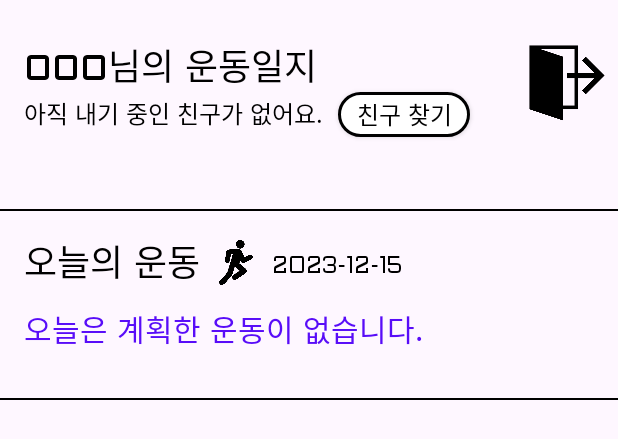
After one commit to Leewoogun/Today-Exercise-Complete, an Android app: the layout fragment_home.xml on its own in the app's theme, with its tools: preview values and no code run, on a phone screen of 412 x 824 dp. The commit adds this screen. Shown: the top 439 px of the screen. Run offline under Robolectric (Android 15) with nearby library versions, the phone set to English and light mode, and no system bars.

Commit message:
Feat: Home Fragment 화면 달력 라이브러리를 제외한 화면 UI 구현

```diff
--- /dev/null
+++ b/project_app/app/src/main/res/drawable/background_white_button.xml
@@ -0,0 +1,9 @@
+<!-- button_background_white.xml -->
+<shape xmlns:android="http://schemas.android.com/apk/res/android"
+    android:shape="rectangle">
+    <solid android:color="#FFFFFF" /> <!-- 흰색 배경 -->
+    <stroke
+        android:width="2dp"
+        android:color="#000000" /> <!-- 검정색 테두리 -->
+    <corners android:radius="20dp" />
+</shape>
--- /dev/null
+++ b/project_app/app/src/main/res/drawable/menu_selector_color.xml
@@ -0,0 +1,5 @@
+<?xml version="1.0" encoding="utf-8"?>
+<selector xmlns:android="http://schemas.android.com/apk/res/android">
+    <item android:color="@color/black_a67" android:state_checked="false" />
+    <item android:color="@color/black" android:state_checked="true" />
+</selector>
--- /dev/null
+++ b/project_app/app/src/main/res/layout/fragment_home.xml
@@ -0,0 +1,143 @@
+<?xml version="1.0" encoding="utf-8"?>
+<androidx.constraintlayout.widget.ConstraintLayout xmlns:android="http://schemas.android.com/apk/res/android"
+    xmlns:app="http://schemas.android.com/apk/res-auto"
+    android:layout_width="match_parent"
+    android:layout_height="match_parent"
+    xmlns:tools="http://schemas.android.com/tools">
+
+    <TextView
+        android:id="@+id/tv_home_title"
+        style="@style/Text.Regular"
+        android:layout_width="wrap_content"
+        android:layout_height="wrap_content"
+        android:layout_marginStart="16dp"
+        android:layout_marginTop="25dp"
+        android:text="OOO님의 운동일지"
+        app:layout_constraintStart_toStartOf="parent"
+        app:layout_constraintTop_toTopOf="parent" />
+
+    <TextView
+        android:id="@+id/tv_home_contact"
+        style="@style/Text.Small16"
+        android:layout_width="wrap_content"
+        android:layout_height="wrap_content"
+        android:text="OOO님과 내기중입니다."
+        android:visibility="gone"
+        app:layout_constraintStart_toStartOf="@id/tv_home_title"
+        app:layout_constraintTop_toBottomOf="@id/tv_home_title" />
+
+    <TextView
+        android:id="@+id/tv_home_no_friend"
+        style="@style/Text.Small16"
+        android:layout_width="wrap_content"
+        android:layout_height="wrap_content"
+        android:text="아직 내기 중인 친구가 없어요."
+        app:layout_constraintStart_toStartOf="@id/tv_home_title"
+        app:layout_constraintTop_toBottomOf="@id/tv_home_title" />
+
+    <androidx.appcompat.widget.AppCompatButton
+        style="@style/Text.normal12"
+        android:layout_width="wrap_content"
+        android:layout_height="30dp"
+        android:layout_marginStart="10dp"
+        android:background="@drawable/background_white_button"
+        android:text="친구 찾기"
+        app:layout_constraintBottom_toBottomOf="@id/tv_home_no_friend"
+        app:layout_constraintStart_toEndOf="@id/tv_home_no_friend"
+        app:layout_constraintTop_toTopOf="@id/tv_home_no_friend" />
+
+    <ImageView
+        android:id="@+id/iv_home_logout"
+        android:layout_width="68dp"
+        android:layout_height="60dp"
+        android:src="@drawable/logout_icon"
+        app:layout_constraintEnd_toEndOf="parent"
+        app:layout_constraintTop_toTopOf="@id/tv_home_title" />
+
+    <View
+        android:id="@+id/line_home_separate"
+        android:layout_width="match_parent"
+        android:layout_height="1dp"
+        android:layout_marginTop="139dp"
+        android:background="@color/black"
+        app:layout_constraintEnd_toEndOf="parent"
+        app:layout_constraintStart_toStartOf="parent"
+        app:layout_constraintTop_toTopOf="parent" />
+
+    <TextView
+        android:id="@+id/tv_home_today_exercise"
+        style="@style/Text.Regular"
+        android:layout_width="wrap_content"
+        android:layout_height="wrap_content"
+        android:layout_marginTop="15dp"
+        android:text="오늘의 운동"
+        app:layout_constraintStart_toStartOf="@id/tv_home_title"
+        app:layout_constraintTop_toBottomOf="@id/line_home_separate" />
+
+    <ImageView
+        android:id="@+id/iv_home_excercise_icon"
+        android:layout_width="48dp"
+        android:layout_height="30dp"
+        android:src="@drawable/today_exercise_icon"
+        app:layout_constraintBottom_toBottomOf="@id/tv_home_today_exercise"
+        app:layout_constraintStart_toEndOf="@id/tv_home_today_exercise"
+        app:layout_constraintTop_toTopOf="@id/tv_home_today_exercise" />
+
+    <TextView
+        style="@style/Text.Small16"
+        android:layout_width="wrap_content"
+        android:layout_height="wrap_content"
+        tools:text="2023-12-15"
+        app:layout_constraintStart_toEndOf="@id/iv_home_excercise_icon"
+        app:layout_constraintBottom_toBottomOf="@id/tv_home_today_exercise"
+        android:layout_marginBottom="5dp"
+        />
+
+    <TextView
+        android:id="@+id/tv_home_exercise_plan"
+        style="@style/Text.Regular"
+        android:layout_width="wrap_content"
+        android:layout_height="wrap_content"
+        android:layout_marginTop="10dp"
+        android:text="오늘은 계획한 운동이 없습니다."
+        android:textColor="@color/blue"
+        android:textSize="20sp"
+        app:layout_constraintStart_toStartOf="@id/tv_home_today_exercise"
+        app:layout_constraintTop_toBottomOf="@id/tv_home_today_exercise" />
+
+    <androidx.appcompat.widget.AppCompatButton
+        android:id="@+id/btn_exercise_start"
+        style="@style/Text.normal"
+        android:layout_width="129dp"
+        android:layout_height="wrap_content"
+        app:layout_constraintStart_toStartOf="@id/tv_home_today_exercise"
+        app:layout_constraintTop_toBottomOf="@id/tv_home_exercise_plan"
+        android:background="@drawable/background_button_radius10"
+        android:text="운동 시작하기"
+        android:visibility="gone"
+        android:textColor="@color/white"
+        android:layout_marginTop="10dp"
+        />
+
+    <TextView
+        style="@style/Text.Small16"
+        android:layout_width="wrap_content"
+        android:layout_height="wrap_content"
+        app:layout_constraintStart_toEndOf="@id/btn_exercise_start"
+        app:layout_constraintTop_toTopOf="@id/btn_exercise_start"
+        app:layout_constraintBottom_toBottomOf="@id/btn_exercise_start"
+        android:layout_marginStart="15dp"
+        android:visibility="gone"
+        android:text="00분째 운동 중" />
+
+    <View
+        android:id="@+id/line_home_separate2"
+        android:layout_width="match_parent"
+        android:layout_height="1dp"
+        android:layout_marginTop="30dp"
+        android:background="@color/black"
+        app:layout_constraintEnd_toEndOf="parent"
+        app:layout_constraintStart_toStartOf="parent"
+        app:layout_constraintTop_toBottomOf="@id/btn_exercise_start" />
+
+</androidx.constraintlayout.widget.ConstraintLayout>
--- a/project_app/app/src/main/res/values/styles.xml
+++ b/project_app/app/src/main/res/values/styles.xml
@@ -47,4 +47,9 @@
         <item name="android:textSize">16sp</item>
     </style>
 
+    <!-- 바텀 네비게이션 style-->
+    <style name="BottomNavigation" parent="Widget.MaterialComponents.BottomNavigationView.Colored">
+        <item name="android:background">@drawable/background_bottom_navigation</item>
+    </style>
+
 </resources>
```
Also changed, not shown: project_app/app/src/main/java/com/wooHyo/project/ui/calculate/CalculateFragment.kt (added, +22 -0 lines), project_app/app/src/main/java/com/wooHyo/project/ui/home/HomeFragment.kt (added, +22 -0 lines), project_app/app/src/main/res/drawable/background_bottom_navigation.xml (added, +9 -0 lines), project_app/app/src/main/res/layout/activity_main.xml (+23 -6 lines), project_app/app/src/main/res/menu/item_bottom_navigation.xml (added, +13 -0 lines), project_app/app/src/main/res/navigation/nav_graph.xml (added, +15 -0 lines).
